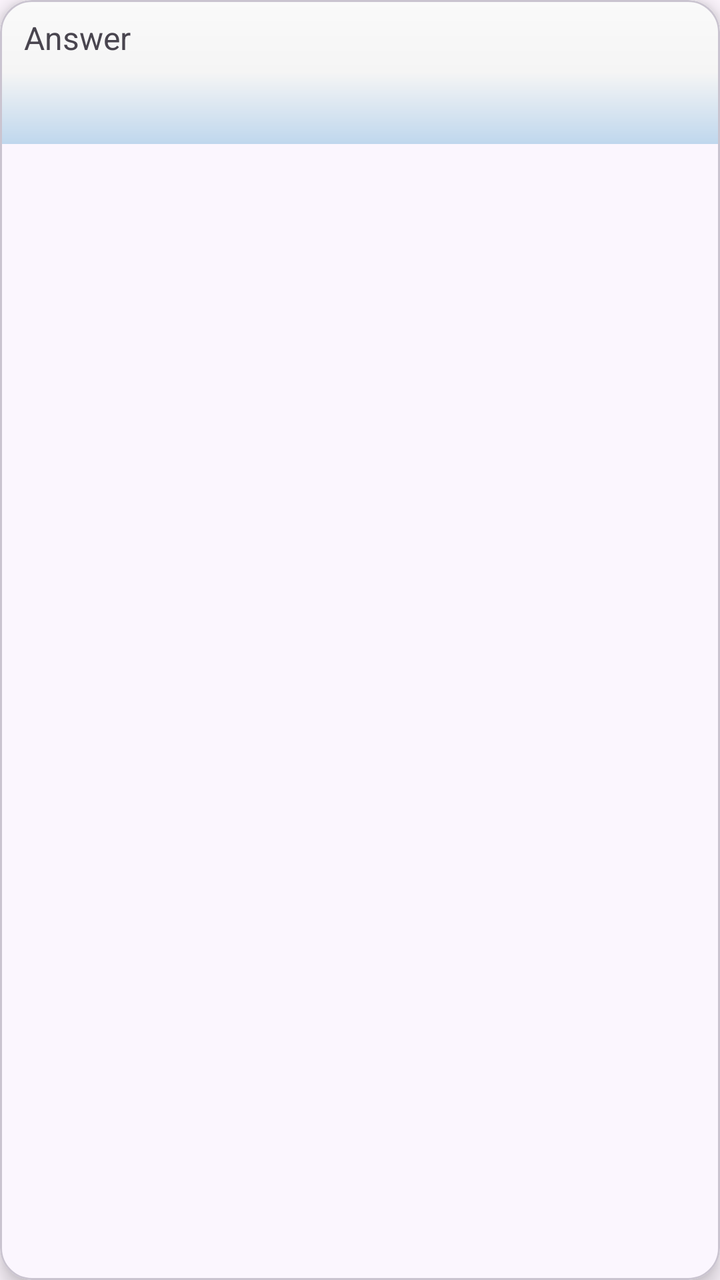
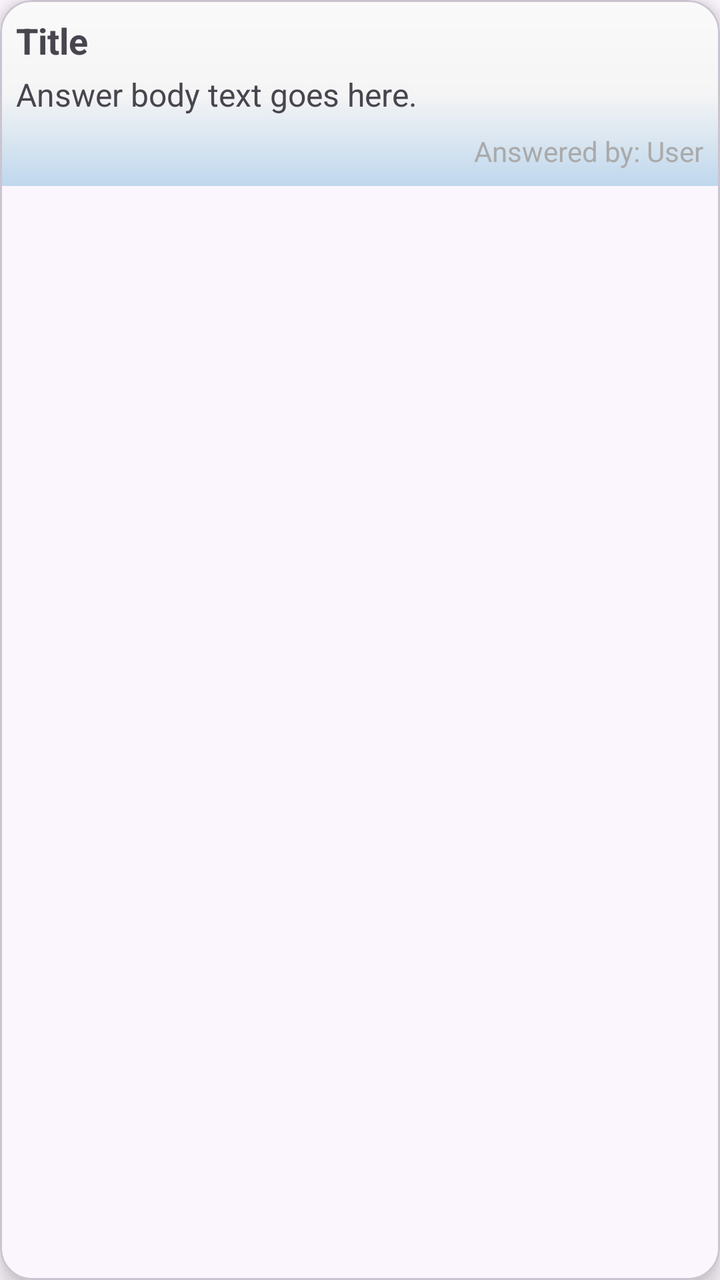

Compare the two renders of this Android layout. The source of the first and the diff that turns it into the second are given below.
<!-- AndroidManifest.xml: application theme Theme.HappyPets -->
<!-- res/layout/answer_item.xml -->
<?xml version="1.0" encoding="utf-8"?>
<com.google.android.material.card.MaterialCardView xmlns:android="http://schemas.android.com/apk/res/android"
    android:layout_width="match_parent"
    android:layout_height="wrap_content"
    xmlns:app="http://schemas.android.com/apk/res-auto"
    android:orientation="horizontal"
    android:layout_margin="4dp"
    app:cardElevation="6dp"
    app:cardCornerRadius="16dp"
    android:keepScreenOn="true">

    <RelativeLayout
        android:layout_width="match_parent"
        android:layout_height="72dp"
        android:background="@drawable/grad_bg">

        <com.google.android.material.textview.MaterialTextView
            android:id="@+id/txt_answer_body"
            android:layout_width="match_parent"
            android:layout_height="match_parent"
            android:layout_marginTop="4dp"
            android:layout_marginEnd="30dp"
            android:layout_marginBottom="8dp"
            android:layout_marginStart="8dp"
            android:padding="4dp"
            android:maxLines="3"
            android:text="Answer"
            android:textSize="16sp" />

    </RelativeLayout>

</com.google.android.material.card.MaterialCardView>
<!-- resources referenced by this layout -->
<resources>
  <!-- drawable grad_bg (drawable) -->
  <shape xmlns:android="http://schemas.android.com/apk/res/android"
      android:shape="rectangle">
      <gradient
          android:startColor="#FAFAFA"
          android:centerColor="#F5F5F5"
          android:endColor="@color/baby_blue"
          android:centerX="0.5"
          android:angle="270" />
  </shape>
  <style name="Theme.HappyPets" parent="Base.Theme.HappyPets" />
  <color name="baby_blue">#BFD7ED</color>
  <style name="Base.Theme.HappyPets" parent="Theme.Material3.DayNight.NoActionBar">
          <item name="colorPrimary">@color/app_bg_color</item>
  
      </style>
  <color name="app_bg_color">#EAF3FA</color>
</resources>

<!-- the commit's change to res/layout/answer_item.xml (unified diff, before → after) -->
@@ -1,32 +1,52 @@
 <?xml version="1.0" encoding="utf-8"?>
 <com.google.android.material.card.MaterialCardView xmlns:android="http://schemas.android.com/apk/res/android"
+    xmlns:app="http://schemas.android.com/apk/res-auto"
     android:layout_width="match_parent"
     android:layout_height="wrap_content"
-    xmlns:app="http://schemas.android.com/apk/res-auto"
+    android:layout_margin="4dp"
     android:orientation="horizontal"
-    android:layout_margin="4dp"
+    app:cardCornerRadius="16dp"
     app:cardElevation="6dp"
-    app:cardCornerRadius="16dp"
     android:keepScreenOn="true">
 
     <RelativeLayout
         android:layout_width="match_parent"
-        android:layout_height="72dp"
-        android:background="@drawable/grad_bg">
+        android:layout_height="wrap_content"
+        android:background="@drawable/grad_bg"
+        android:padding="8dp">
+
+
+        <com.google.android.material.textview.MaterialTextView
+            android:id="@+id/txt_answer_title"
+            android:layout_width="match_parent"
+            android:layout_height="wrap_content"
+            android:text="Title"
+            android:textStyle="bold"
+            android:textSize="18sp"
+            android:layout_marginBottom="4dp"
+            android:layout_alignParentStart="true" />
+
 
         <com.google.android.material.textview.MaterialTextView
             android:id="@+id/txt_answer_body"
             android:layout_width="match_parent"
-            android:layout_height="match_parent"
-            android:layout_marginTop="4dp"
-            android:layout_marginEnd="30dp"
+            android:layout_height="wrap_content"
+            android:layout_below="@id/txt_answer_title"
+            android:text="Answer body text goes here."
+            android:textSize="16sp"
             android:layout_marginBottom="8dp"
-            android:layout_marginStart="8dp"
-            android:padding="4dp"
-            android:maxLines="3"
-            android:text="Answer"
-            android:textSize="16sp" />
+            android:layout_marginEnd="50dp" />
 
+
+        <com.google.android.material.textview.MaterialTextView
+            android:id="@+id/txt_answered_by"
+            android:layout_width="wrap_content"
+            android:layout_height="wrap_content"
+            android:layout_alignParentEnd="true"
+            android:layout_below="@id/txt_answer_body"
+            android:text="Answered by: User"
+            android:textSize="14sp"
+            android:textColor="@android:color/darker_gray" />
     </RelativeLayout>
 
 </com.google.android.material.card.MaterialCardView>
